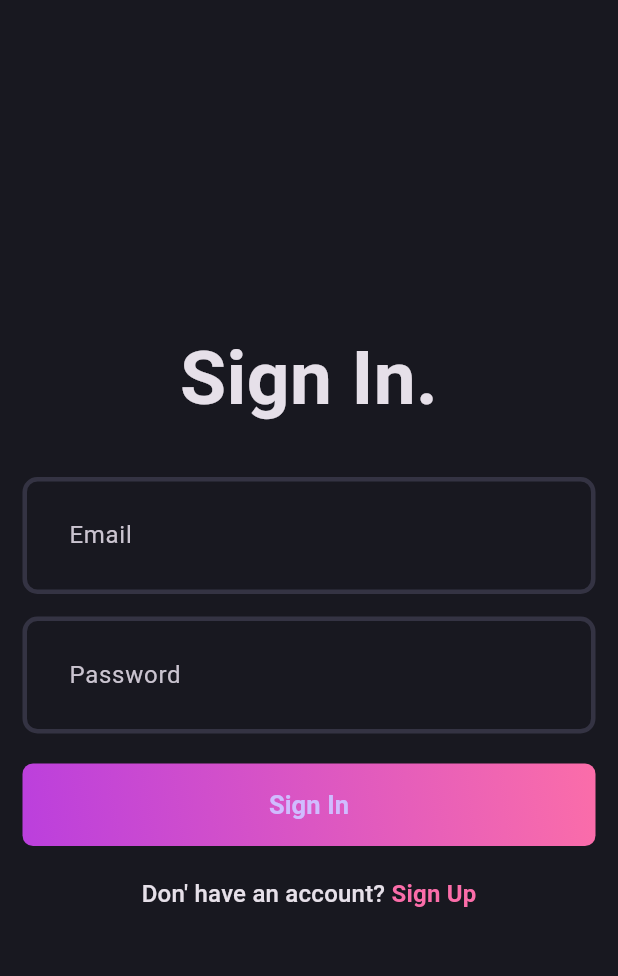
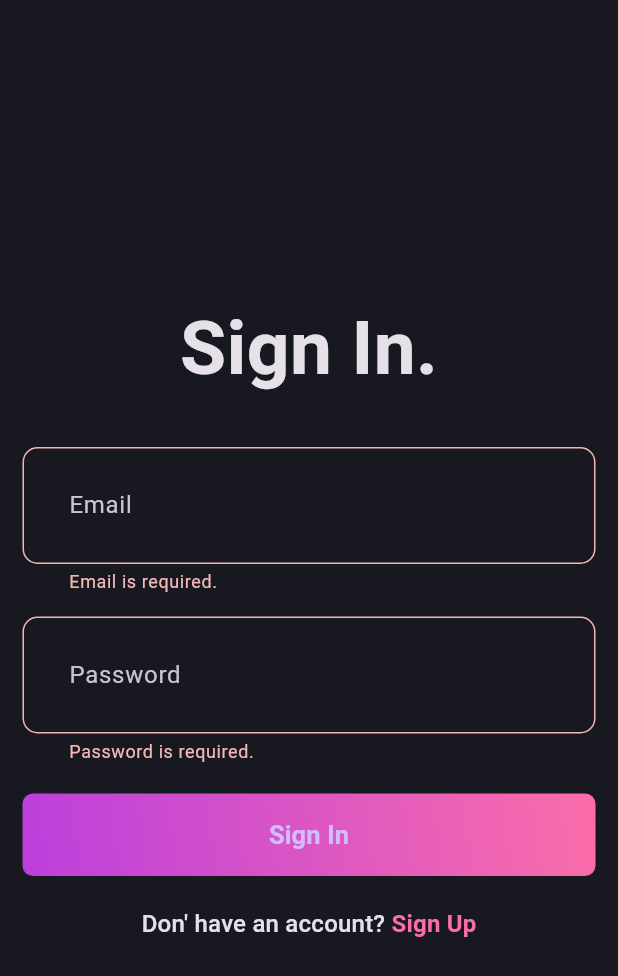
Before and after one commit to lfbardi/blog_app, a Flutter app: the screen it shows after launch, after a tap on "Sign In", on a phone screen of 412 x 824 dp. Shown: the top 976 px of the screen. Run offline on Flutter 3.47's test engine with Material 3 defaults, Android fonts, the phone set to English and light mode, and no system bars; our stand-ins replace flutter_bloc, fpdart, get_it, supabase_flutter; accounts and stored records are empty.

Commit message:
auth sign in usecase

```diff
--- /dev/null
+++ b/lib/features/auth/domain/usecases/user_sign_in.dart
@@ -0,0 +1,30 @@
+import 'package:blog_app/core/usecase/usecase.dart';
+import 'package:blog_app/features/auth/domain/entities/user.dart';
+import 'package:blog_app/features/auth/domain/repository/auth_repository.dart';
+import 'package:fpdart/fpdart.dart';
+
+import '../../../../core/error/failures.dart';
+
+class UserSignIn implements UserCase<User, UserSignInParams> {
+  final AuthRepository authRepository;
+
+  const UserSignIn(this.authRepository);
+
+  @override
+  Future<Either<Failure, User>> call(UserSignInParams params) async {
+    return await authRepository.signInWithEmailAndPassword(
+      email: params.email,
+      password: params.password,
+    );
+  }
+}
+
+class UserSignInParams {
+  final String email;
+  final String password;
+
+  UserSignInParams({
+    required this.email,
+    required this.password,
+  });
+}
--- a/lib/features/auth/presentation/bloc/auth_bloc.dart
+++ b/lib/features/auth/presentation/bloc/auth_bloc.dart
@@ -1,3 +1,5 @@
+import 'package:blog_app/features/auth/domain/entities/user.dart';
+import 'package:blog_app/features/auth/domain/usecases/user_sign_in.dart';
 import 'package:blog_app/features/auth/domain/usecases/user_sign_up.dart';
 import 'package:flutter/material.dart';
 import 'package:flutter_bloc/flutter_bloc.dart';
@@ -7,11 +9,37 @@ part 'auth_state.dart';
 
 class AuthBloc extends Bloc<AuthEvent, AuthState> {
   final UserSignUp _userSignUp;
+  final UserSignIn _userSignIn;
 
-  AuthBloc({required UserSignUp userSignUp})
-      : _userSignUp = userSignUp,
+  AuthBloc({
+    required UserSignUp userSignUp,
+    required UserSignIn userSignIn,
+  })  : _userSignUp = userSignUp,
+        _userSignIn = userSignIn,
         super(AuthInitial()) {
-    on<AuthSignUp>((event, emit) async {
+    on<AuthSignUp>(_onAuthSignUp);
+    on<AuthSignIn>(_onAuthSignIn);
+  }
+
+  void _onAuthSignIn(AuthSignIn event, Emitter<AuthState> emit) async {
+    emit(AuthLoading());
+    final response = await _userSignIn(
+      UserSignInParams(
+        email: event.email,
+        password: event.password,
+      ),
+    );
+
+    response.fold(
+      (failure) {
+        emit(AuthFailure(failure.message));
+      },
+      (user) => emit(AuthSuccess(user)),
+    );
+  }
+
+  void _onAuthSignUp(AuthSignUp event, Emitter<AuthState> emit) async {
+    emit(AuthLoading());
     final response = await _userSignUp(
       UserSignUpParams(
         name: event.name,
@@ -24,8 +52,7 @@ class AuthBloc extends Bloc<AuthEvent, AuthState> {
       (failure) {
         emit(AuthFailure(failure.message));
       },
-        (userId) => emit(AuthSuccess(userId)),
+      (user) => emit(AuthSuccess(user)),
     );
-    });
   }
 }
--- a/lib/features/auth/presentation/bloc/auth_event.dart
+++ b/lib/features/auth/presentation/bloc/auth_event.dart
@@ -14,3 +14,13 @@ final class AuthSignUp extends AuthEvent {
     required this.password,
   });
 }
+
+final class AuthSignIn extends AuthEvent {
+  final String email;
+  final String password;
+
+  AuthSignIn({
+    required this.email,
+    required this.password,
+  });
+}
--- a/lib/features/auth/presentation/pages/signin_page.dart
+++ b/lib/features/auth/presentation/pages/signin_page.dart
@@ -1,6 +1,9 @@
 import 'package:blog_app/core/theme/app_pallete.dart';
+import 'package:blog_app/core/utils/show_snackbar.dart';
+import 'package:blog_app/features/auth/presentation/bloc/auth_bloc.dart';
 import 'package:blog_app/features/auth/presentation/pages/signup_page.dart';
 import 'package:flutter/material.dart';
+import 'package:flutter_bloc/flutter_bloc.dart';
 
 import '../widgets/auth_field.dart';
 import '../widgets/auth_gradient_button.dart';
@@ -15,7 +18,7 @@ class SignInPage extends StatefulWidget {
 }
 
 class _SignInPageState extends State<SignInPage> {
-  final formKey = GlobalKey<FormState>();
+  final _formKey = GlobalKey<FormState>();
   final emailController = TextEditingController();
   final passwordController = TextEditingController();
 
@@ -31,8 +34,15 @@ class _SignInPageState extends State<SignInPage> {
     return Scaffold(
       body: Padding(
         padding: const EdgeInsets.all(15),
-        child: Form(
-          key: formKey,
+        child: BlocConsumer<AuthBloc, AuthState>(
+          listener: (context, state) {
+            if (state is AuthFailure) {
+              showSnackBar(context, state.message);
+            }
+          },
+          builder: (context, state) {
+            return Form(
+              key: _formKey,
               child: Column(
                 mainAxisAlignment: MainAxisAlignment.center,
                 children: [
@@ -49,7 +59,20 @@ class _SignInPageState extends State<SignInPage> {
                     controller: passwordController,
                   ),
                   const SizedBox(height: 20),
-              AuthGradientButton(text: 'Sign In', onPressed: () {}),
+                  AuthGradientButton(
+                    text: 'Sign In',
+                    isLoading: state is AuthLoading,
+                    onPressed: () {
+                      if (_formKey.currentState!.validate()) {
+                        context.read<AuthBloc>().add(
+                              AuthSignIn(
+                                email: emailController.text,
+                                password: passwordController.text,
+                              ),
+                            );
+                      }
+                    },
+                  ),
                   const SizedBox(height: 20),
                   GestureDetector(
                     onTap: () {
@@ -65,8 +88,10 @@ class _SignInPageState extends State<SignInPage> {
                         children: [
                           TextSpan(
                             text: 'Sign Up',
-                        style:
-                            Theme.of(context).textTheme.titleMedium?.copyWith(
+                            style: Theme.of(context)
+                                .textTheme
+                                .titleMedium
+                                ?.copyWith(
                                   color: AppPallete.gradient2,
                                   fontWeight: FontWeight.bold,
                                 ),
@@ -77,6 +102,8 @@ class _SignInPageState extends State<SignInPage> {
                   ),
                 ],
               ),
+            );
+          },
         ),
       ),
     );
```
Lines whose indentation alone changed are shown as unchanged.
